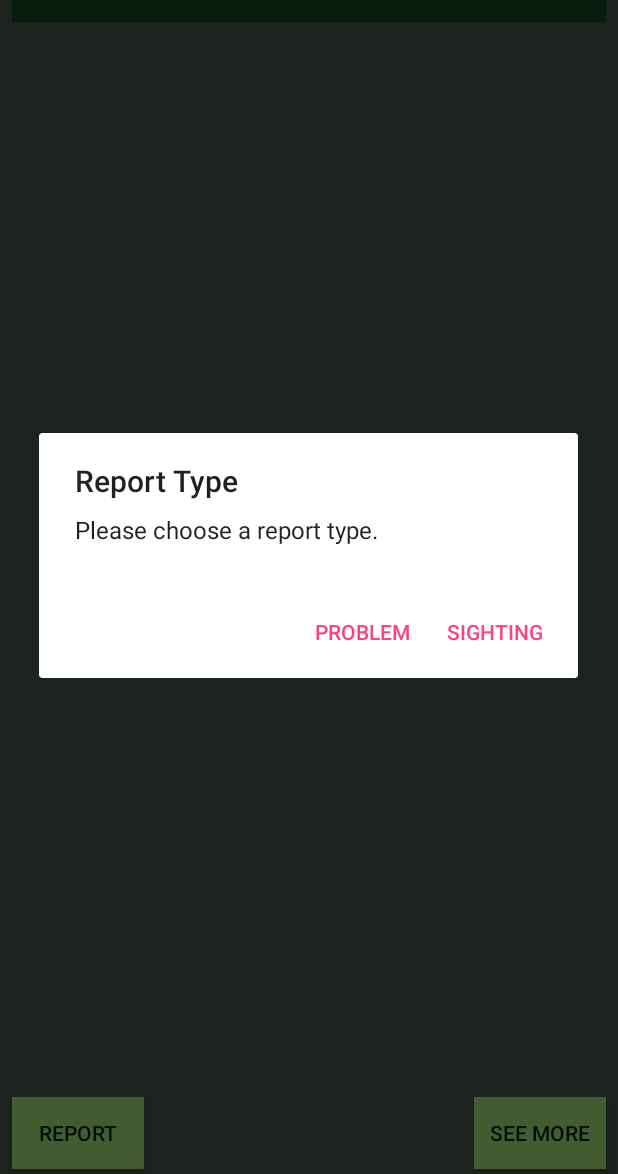
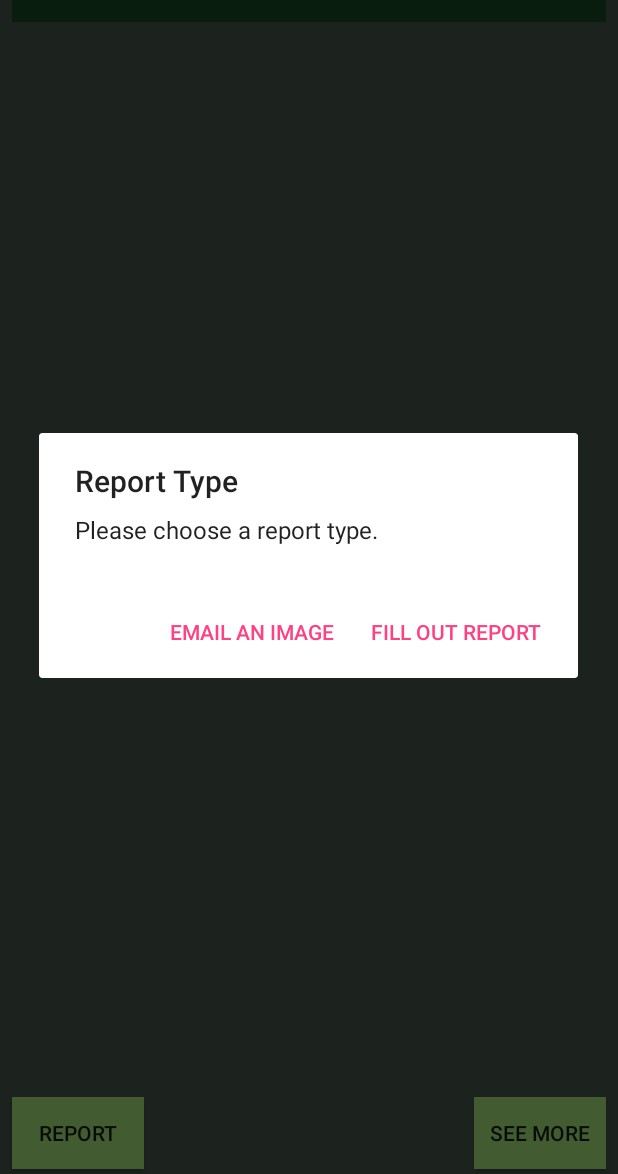
Before and after one commit to ChamiLamelas/TrailApp, an Android app: the PropertyActivity screen opened directly, with no data from a screen before it, after a tap on "REPORT", on a phone screen of 412 x 824 dp, the part 62-1236 px from its top. Run offline under Robolectric (Android 15) with nearby library versions, the phone set to English and light mode, and no system bars; 3 statements that could not run were skipped.

Commit message:
redid report system - issue closed

```diff
--- a/app/src/main/java/org/gwlt/trailapp/Utilities.java
+++ b/app/src/main/java/org/gwlt/trailapp/Utilities.java
@@ -31,7 +31,7 @@ public final class Utilities {
      * @return - email Intent that holds the data
      */
     public static Intent genEmailToGWLT(String subject, String body) {
-        String recipients[] = {"cstephenson@bancroftschool.org","slamelas@bancroftschool.org"};
+        String recipients[] = {"trailapp@gwlt.org"};
         Intent emailIntent = new Intent(Intent.ACTION_SEND); // specifies that the Intent is for email
         emailIntent.setData(Uri.parse("mailto:")); // sets the type of data Intent will be handling
         emailIntent.setType("text/plain"); // sets MIME type (just text, text w/ attachments, etc.)
--- a/app/src/main/res/values/strings.xml
+++ b/app/src/main/res/values/strings.xml
@@ -11,8 +11,10 @@
     <string name="reportTitleTxt">Report</string>
     <string name="reportDialogTitle">Report Type</string>
     <string name="reportDialogInfo">Please choose a report type.</string>
-    <string name="reportDialogPositiveBtn">Sighting</string>
-    <string name="reportDialogNegativeBtn">Problem</string>
+    <string name="reportDialogPositiveBtn">Fill out Report</string>
+    <string name="reportLink">https://docs.google.com/forms/d/e/1FAIpQLSdXgnpEiFHR2w-M8jNd8jZvrPWLLx6n5W6aR4qi_AAnrS7f-w/viewform</string>
+    <string name="reportImageBody">Please attach an image below of what you have to report on the property you visited."</string>
+    <string name="reportDialogNegativeBtn">Email an Image</string>
     <string name="learnMoreTxt">Learn More</string>
     <string name="learnMoreLink">http://www.gwlt.org</string>
     <string name="joinTxt">Become a Member</string>
```
Also changed, not shown: app/src/main/java/org/gwlt/trailapp/PropertyActivity.java (+13 -8 lines).
